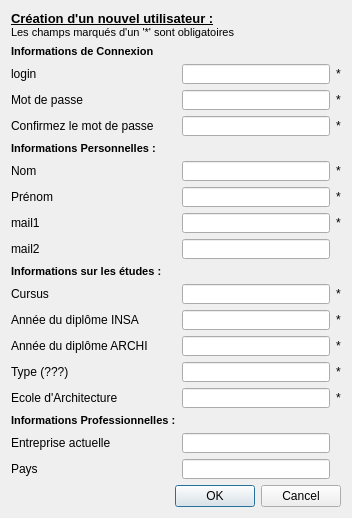
Before: the Qt Designer form src/registerDialog.ui in abrochot/Annuaire, drawn with Qt 5.
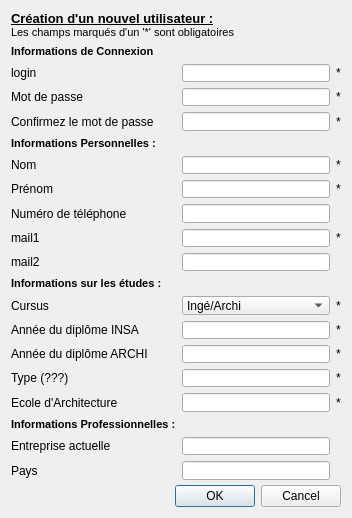
After: the same form once the commit is applied. Icons and pictures are not drawn.

```diff
--- a/src/registerDialog.ui
+++ b/src/registerDialog.ui
@@ -116,27 +116,27 @@
      <item row="6" column="1">
       <widget class="QLineEdit" name="lineEdit_7"/>
      </item>
-     <item row="7" column="0">
+     <item row="8" column="0">
       <widget class="QLabel" name="label_5">
        <property name="text">
         <string>mail1 </string>
        </property>
       </widget>
      </item>
-     <item row="7" column="1">
+     <item row="8" column="1">
       <widget class="QLineEdit" name="lineEdit_4"/>
      </item>
-     <item row="8" column="0">
+     <item row="9" column="0">
       <widget class="QLabel" name="label_6">
        <property name="text">
         <string>mail2</string>
        </property>
       </widget>
      </item>
-     <item row="8" column="1">
+     <item row="9" column="1">
       <widget class="QLineEdit" name="lineEdit_5"/>
      </item>
-     <item row="9" column="0">
+     <item row="10" column="0">
       <widget class="QLabel" name="label_19">
        <property name="text">
         <string>&lt;!DOCTYPE HTML PUBLIC &quot;-//W3C//DTD HTML 4.0//EN&quot; &quot;http://www.w3.org/TR/REC-html40/strict.dtd&quot;&gt;
@@ -147,57 +147,54 @@
        </property>
       </widget>
      </item>
-     <item row="10" column="0">
+     <item row="11" column="0">
       <widget class="QLabel" name="label_7">
        <property name="text">
         <string>Cursus</string>
        </property>
       </widget>
      </item>
-     <item row="10" column="1">
-      <widget class="QLineEdit" name="lineEdit_8"/>
-     </item>
-     <item row="11" column="0">
+     <item row="12" column="0">
       <widget class="QLabel" name="label_8">
        <property name="text">
         <string>Année du diplôme INSA</string>
        </property>
       </widget>
      </item>
-     <item row="11" column="1">
+     <item row="12" column="1">
       <widget class="QLineEdit" name="lineEdit_9"/>
      </item>
-     <item row="12" column="0">
+     <item row="13" column="0">
       <widget class="QLabel" name="label_9">
        <property name="text">
         <string>Année du diplôme ARCHI</string>
        </property>
       </widget>
      </item>
-     <item row="12" column="1">
+     <item row="13" column="1">
       <widget class="QLineEdit" name="lineEdit_10"/>
      </item>
-     <item row="13" column="0">
+     <item row="14" column="0">
       <widget class="QLabel" name="label_10">
        <property name="text">
         <string>Type (???)</string>
        </property>
       </widget>
      </item>
-     <item row="13" column="1">
+     <item row="14" column="1">
       <widget class="QLineEdit" name="lineEdit_11"/>
      </item>
-     <item row="14" column="0">
+     <item row="15" column="0">
       <widget class="QLabel" name="label_11">
        <property name="text">
         <string>Ecole d'Architecture</string>
        </property>
       </widget>
      </item>
-     <item row="14" column="1">
+     <item row="15" column="1">
       <widget class="QLineEdit" name="lineEdit_12"/>
      </item>
-     <item row="15" column="0">
+     <item row="16" column="0">
       <widget class="QLabel" name="label_17">
        <property name="text">
         <string>&lt;!DOCTYPE HTML PUBLIC &quot;-//W3C//DTD HTML 4.0//EN&quot; &quot;http://www.w3.org/TR/REC-html40/strict.dtd&quot;&gt;
@@ -208,24 +205,24 @@
        </property>
       </widget>
      </item>
-     <item row="16" column="0">
+     <item row="17" column="0">
       <widget class="QLabel" name="label_12">
        <property name="text">
         <string>Entreprise actuelle</string>
        </property>
       </widget>
      </item>
-     <item row="16" column="1">
+     <item row="17" column="1">
       <widget class="QLineEdit" name="lineEdit_13"/>
      </item>
-     <item row="17" column="0">
+     <item row="18" column="0">
       <widget class="QLabel" name="label_13">
        <property name="text">
         <string>Pays</string>
        </property>
       </widget>
      </item>
-     <item row="17" column="1">
+     <item row="18" column="1">
       <widget class="QLineEdit" name="lineEdit_14"/>
      </item>
      <item row="1" column="2">
@@ -263,48 +260,72 @@
        </property>
       </widget>
      </item>
-     <item row="7" column="2">
+     <item row="8" column="2">
       <widget class="QLabel" name="label_25">
        <property name="text">
         <string>*</string>
        </property>
       </widget>
      </item>
-     <item row="10" column="2">
-      <widget class="QLabel" name="label_26">
-       <property name="text">
-        <string>*</string>
-       </property>
-      </widget>
-     </item>
      <item row="11" column="2">
-      <widget class="QLabel" name="label_27">
+      <widget class="QLabel" name="label_26">
        <property name="text">
         <string>*</string>
        </property>
       </widget>
      </item>
      <item row="12" column="2">
-      <widget class="QLabel" name="label_28">
+      <widget class="QLabel" name="label_27">
        <property name="text">
         <string>*</string>
        </property>
       </widget>
      </item>
      <item row="13" column="2">
-      <widget class="QLabel" name="label_29">
+      <widget class="QLabel" name="label_28">
        <property name="text">
         <string>*</string>
        </property>
       </widget>
      </item>
      <item row="14" column="2">
+      <widget class="QLabel" name="label_29">
+       <property name="text">
+        <string>*</string>
+       </property>
+      </widget>
+     </item>
+     <item row="15" column="2">
       <widget class="QLabel" name="label_30">
        <property name="text">
         <string>*</string>
        </property>
       </widget>
      </item>
+     <item row="7" column="0">
+      <widget class="QLabel" name="label_31">
+       <property name="text">
+        <string>Numéro de téléphone</string>
+       </property>
+      </widget>
+     </item>
+     <item row="7" column="1">
+      <widget class="QLineEdit" name="lineEdit_15"/>
+     </item>
+     <item row="11" column="1">
+      <widget class="QComboBox" name="comboBox">
+       <item>
+        <property name="text">
+         <string>Ingé/Archi</string>
+        </property>
+       </item>
+       <item>
+        <property name="text">
+         <string>Archi/Ingé</string>
+        </property>
+       </item>
+      </widget>
+     </item>
     </layout>
    </item>
    <item>
```
Left out of the diff: 2 changed lines with no effect on the pictures.
